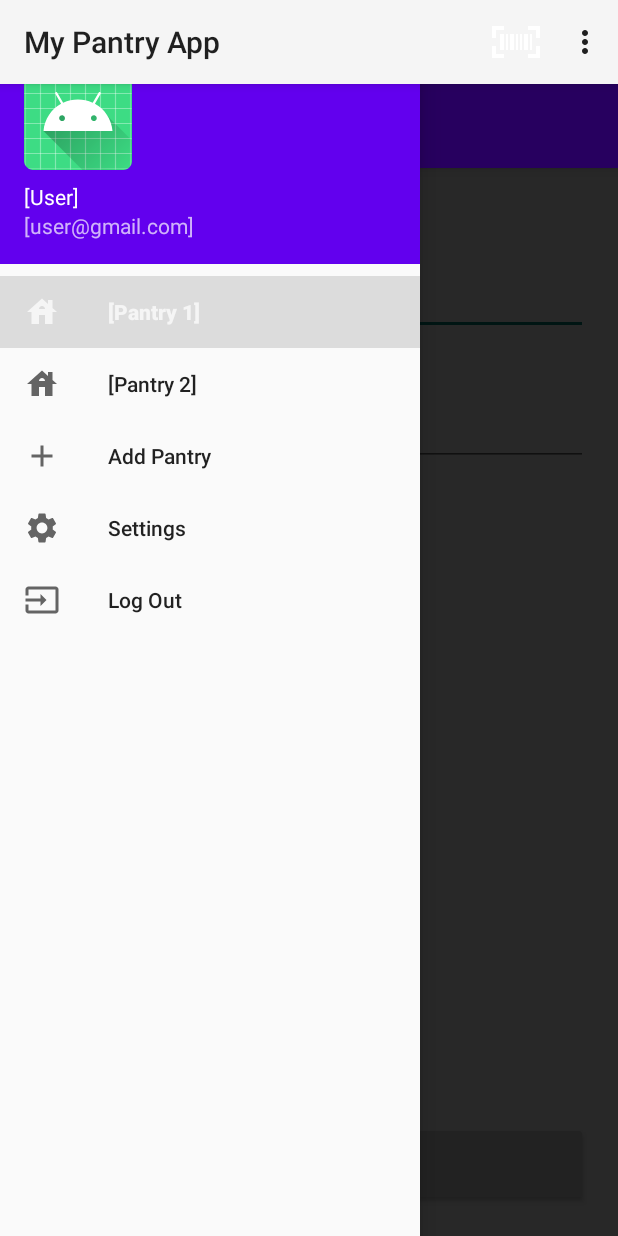
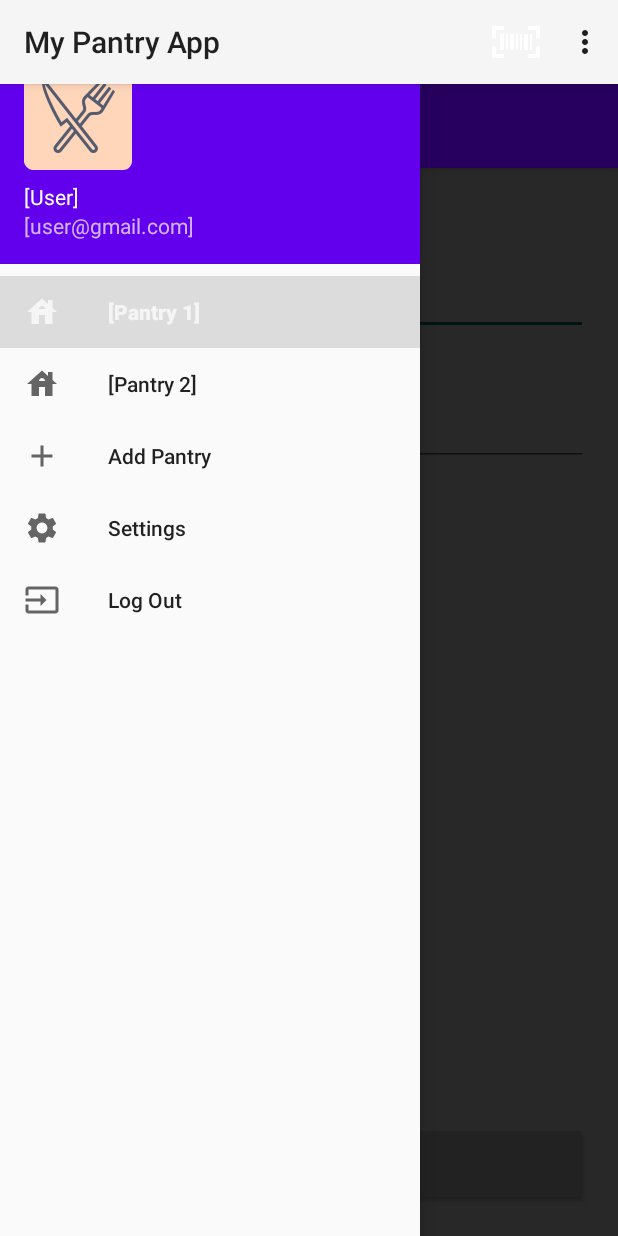
Before and after one commit to JakeBriscoe/MyPantryApp, an Android app: the screen it shows after launch once a user with an empty profile is signed in (MainActivity), after a tap on "Open navigation drawer", on a phone screen of 412 x 824 dp. Run offline under Robolectric (Android 15) with nearby library versions, the phone set to English and light mode, and no system bars; our stand-ins replace Firebase (no records; nobody signed in at launch, a user with empty details on screens opened directly); 1 statement that could not run was skipped; 1 other tap on this screen came first.

Commit message:
Custom launcher icon

```diff
--- a/app/src/main/res/mipmap-anydpi-v26/ic_launcher.xml
+++ b/app/src/main/res/mipmap-anydpi-v26/ic_launcher.xml
@@ -1,5 +1,5 @@
 <?xml version="1.0" encoding="utf-8"?>
 <adaptive-icon xmlns:android="http://schemas.android.com/apk/res/android">
-    <background android:drawable="@drawable/ic_launcher_background" />
-    <foreground android:drawable="@drawable/ic_launcher_foreground" />
+    <background android:drawable="@color/ic_launcher_background"/>
+    <foreground android:drawable="@mipmap/ic_launcher_foreground"/>
 </adaptive-icon>
--- a/app/src/main/res/mipmap-anydpi-v26/ic_launcher_round.xml
+++ b/app/src/main/res/mipmap-anydpi-v26/ic_launcher_round.xml
@@ -1,5 +1,5 @@
 <?xml version="1.0" encoding="utf-8"?>
 <adaptive-icon xmlns:android="http://schemas.android.com/apk/res/android">
-    <background android:drawable="@drawable/ic_launcher_background" />
-    <foreground android:drawable="@drawable/ic_launcher_foreground" />
+    <background android:drawable="@color/ic_launcher_background"/>
+    <foreground android:drawable="@mipmap/ic_launcher_foreground"/>
 </adaptive-icon>
--- a/app/src/main/res/values/colors.xml
+++ b/app/src/main/res/values/colors.xml
@@ -4,4 +4,7 @@
     <color name="colorPrimaryDark">#3700B3</color>
     <color name="colorAccent">#03DAC5</color>
     <color name="washedWhite">#E8EBE4</color>
+    <color name="dark">#555B6E</color>
+    <color name="apricot">#FFD6BA</color>
+    <color name="offWhite">#FAF9F9</color>
 </resources>
--- /dev/null
+++ b/app/src/main/res/values/ic_launcher_background.xml
@@ -0,0 +1,4 @@
+<?xml version="1.0" encoding="utf-8"?>
+<resources>
+    <color name="ic_launcher_background">#FFD6BA</color>
+</resources>
```
Also changed, not shown: app/src/main/ic_launcher-playstore.png (added), app/src/main/res/mipmap-hdpi/ic_launcher.png, app/src/main/res/mipmap-hdpi/ic_launcher_foreground.png (added), app/src/main/res/mipmap-hdpi/ic_launcher_round.png, app/src/main/res/mipmap-mdpi/ic_launcher.png, app/src/main/res/mipmap-mdpi/ic_launcher_foreground.png (added), app/src/main/res/mipmap-mdpi/ic_launcher_round.png, app/src/main/res/mipmap-xhdpi/ic_launcher.png, app/src/main/res/mipmap-xhdpi/ic_launcher_foreground.png (added), app/src/main/res/mipmap-xhdpi/ic_launcher_round.png, app/src/main/res/mipmap-xxhdpi/ic_launcher.png, app/src/main/res/mipmap-xxhdpi/ic_launcher_foreground.png (added), app/src/main/res/mipmap-xxhdpi/ic_launcher_round.png, app/src/main/res/mipmap-xxxhdpi/ic_launcher.png, 2 more files.
